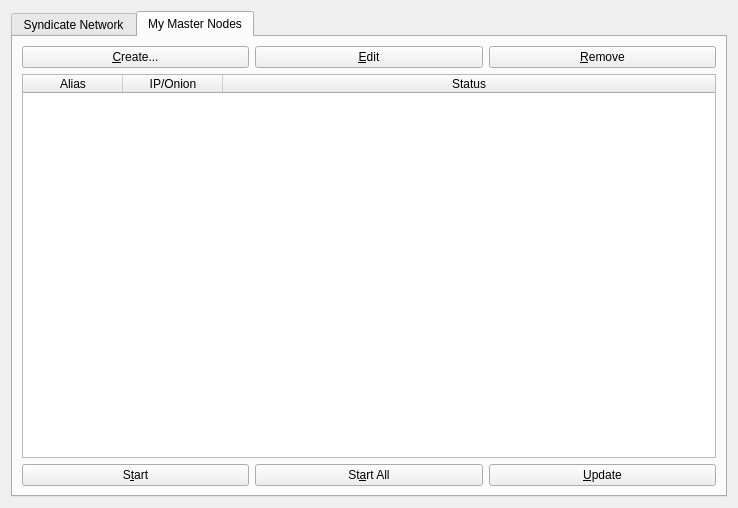
Above: src/qt/forms/masternodemanager.ui from SyndicateLabs/SyndicateQT before the change. Below: the same form after it.
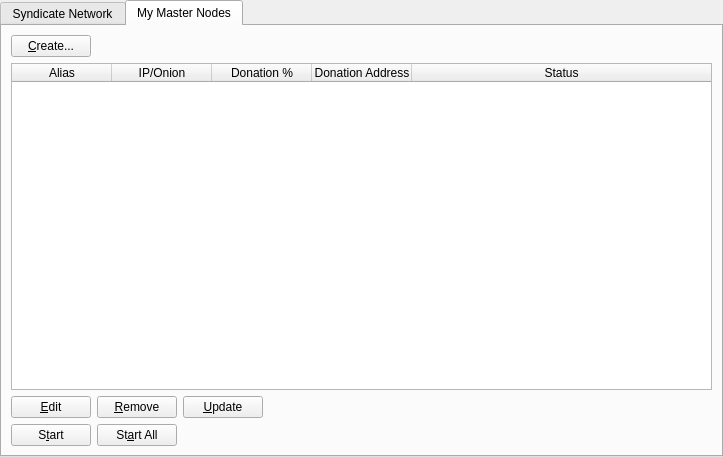
That is the form after the change.

Commit message:
Masternode tab display bug fix
The masternode tab has been reverted to its original styling, its revamp
is still in progress.

```diff
--- a/src/qt/forms/masternodemanager.ui
+++ b/src/qt/forms/masternodemanager.ui
@@ -6,15 +6,32 @@
    <rect>
     <x>0</x>
     <y>0</y>
-    <width>738</width>
-    <height>508</height>
+    <width>723</width>
+    <height>457</height>
    </rect>
   </property>
   <property name="windowTitle">
    <string>Form</string>
   </property>
-  <layout class="QGridLayout" name="gridLayout_2">
-   <item row="0" column="0">
+  <layout class="QVBoxLayout" name="topLayout">
+   <property name="leftMargin">
+    <number>0</number>
+   </property>
+   <property name="topMargin">
+    <number>0</number>
+   </property>
+   <property name="rightMargin">
+    <number>0</number>
+   </property>
+   <property name="bottomMargin">
+    <number>0</number>
+   </property>
+   <item>
+    <layout class="QVBoxLayout" name="verticalLayout">
+     <property name="bottomMargin">
+      <number>0</number>
+     </property>
+     <item>
     <widget class="QTabWidget" name="tabWidget">
      <property name="currentIndex">
       <number>1</number>
@@ -106,29 +123,37 @@
       <attribute name="title">
        <string>My Master Nodes</string>
       </attribute>
-      <layout class="QGridLayout" name="gridLayout_3">
+        <layout class="QGridLayout" name="gridLayout_2">
        <item row="0" column="0">
+          <layout class="QVBoxLayout" name="verticalLayout_2">
+           <property name="bottomMargin">
+            <number>0</number>
+           </property>
+           <item>
+            <layout class="QHBoxLayout" name="horizontalLayout">
+             <item>
         <widget class="QPushButton" name="createButton">
          <property name="text">
           <string>&amp;Create...</string>
          </property>
         </widget>
        </item>
-       <item row="0" column="1">
-        <widget class="QPushButton" name="editButton">
-         <property name="text">
-          <string>&amp;Edit</string>
-         </property>
-        </widget>
-       </item>
-       <item row="0" column="2">
-        <widget class="QPushButton" name="removeButton">
-         <property name="text">
-          <string>&amp;Remove</string>
-         </property>
-        </widget>
-       </item>
-       <item row="1" column="0" colspan="3">
+             <item>
+              <spacer name="horizontalSpacer">
+               <property name="orientation">
+                <enum>Qt::Horizontal</enum>
+               </property>
+               <property name="sizeHint" stdset="0">
+                <size>
+                 <width>40</width>
+                 <height>20</height>
+                </size>
+               </property>
+              </spacer>
+             </item>
+            </layout>
+           </item>
+           <item>
         <widget class="QTableWidget" name="tableWidget_2">
          <property name="editTriggers">
           <set>QAbstractItemView::NoEditTriggers</set>
@@ -155,6 +180,16 @@
            <string>IP/Onion</string>
           </property>
          </column>
+             <column>
+              <property name="text">
+               <string>Donation %</string>
+              </property>
+             </column>
+             <column>
+              <property name="text">
+               <string>Donation Address</string>
+              </property>
+             </column>
          <column>
           <property name="text">
            <string>Status</string>
@@ -162,30 +197,95 @@
          </column>
         </widget>
        </item>
-       <item row="2" column="0">
+           <item>
+            <layout class="QHBoxLayout" name="horizontalLayout_2">
+             <property name="bottomMargin">
+              <number>0</number>
+             </property>
+             <item>
+              <widget class="QPushButton" name="editButton">
+               <property name="text">
+                <string>&amp;Edit</string>
+               </property>
+              </widget>
+             </item>
+             <item>
+              <widget class="QPushButton" name="removeButton">
+               <property name="text">
+                <string>&amp;Remove</string>
+               </property>
+              </widget>
+             </item>
+             <item>
+              <widget class="QPushButton" name="UpdateButton">
+               <property name="text">
+                <string>&amp;Update</string>
+               </property>
+              </widget>
+             </item>
+             <item>
+              <spacer name="horizontalSpacer_2">
+               <property name="orientation">
+                <enum>Qt::Horizontal</enum>
+               </property>
+               <property name="sizeHint" stdset="0">
+                <size>
+                 <width>40</width>
+                 <height>20</height>
+                </size>
+               </property>
+              </spacer>
+             </item>
+            </layout>
+           </item>
+           <item>
+            <layout class="QHBoxLayout" name="horizontalLayout_4">
+             <property name="bottomMargin">
+              <number>0</number>
+             </property>
+            </layout>
+           </item>
+           <item>
+            <layout class="QHBoxLayout" name="horizontalLayout_5">
+             <property name="bottomMargin">
+              <number>0</number>
+             </property>
+             <item>
         <widget class="QPushButton" name="startButton">
          <property name="text">
           <string>S&amp;tart</string>
          </property>
         </widget>
        </item>
-       <item row="2" column="1">
+             <item>
         <widget class="QPushButton" name="startAllButton">
          <property name="text">
           <string>St&amp;art All</string>
          </property>
         </widget>
        </item>
-       <item row="2" column="2">
-        <widget class="QPushButton" name="UpdateButton">
-         <property name="text">
-          <string>&amp;Update</string>
-         </property>
-        </widget>
-       </item>
-      </layout>
-     </widget>
-    </widget>
+             <item>
+              <spacer name="horizontalSpacer_5">
+               <property name="orientation">
+                <enum>Qt::Horizontal</enum>
+               </property>
+               <property name="sizeHint" stdset="0">
+                <size>
+                 <width>40</width>
+                 <height>20</height>
+                </size>
+               </property>
+              </spacer>
+             </item>
+            </layout>
+           </item>
+          </layout>
+         </item>
+        </layout>
+       </widget>
+      </widget>
+     </item>
+    </layout>
    </item>
   </layout>
  </widget>
```
Left out of the diff: 63 changed lines with no effect on the pictures. Lines whose indentation alone changed are shown as unchanged. The commit also changes 2 other files.
